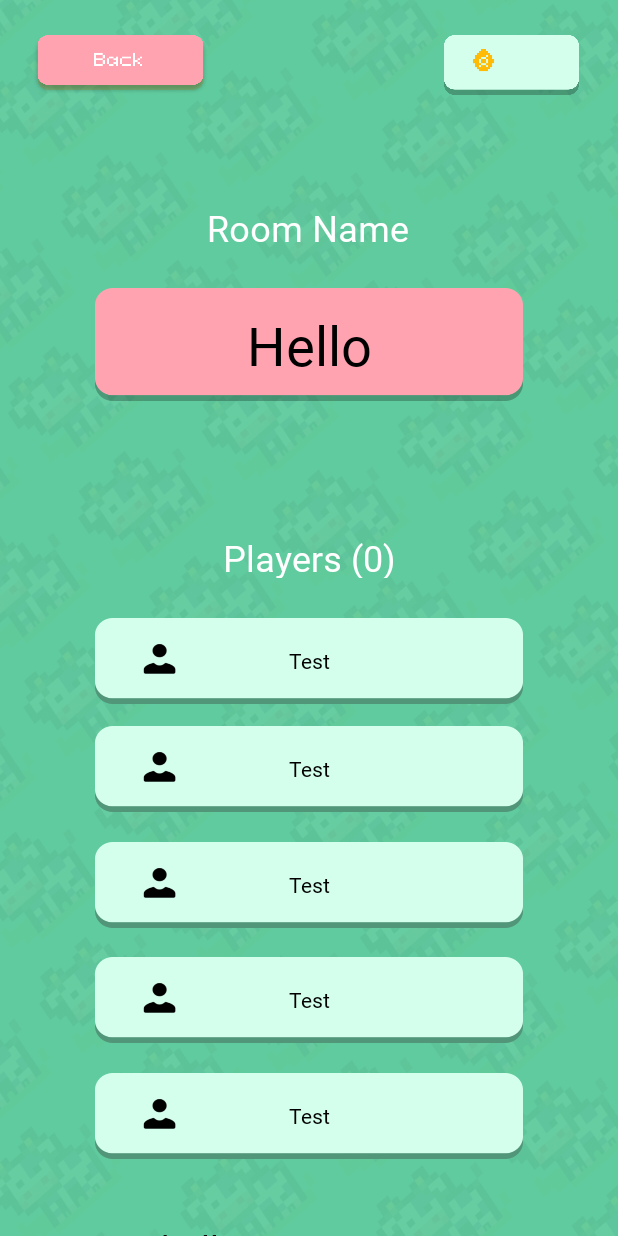
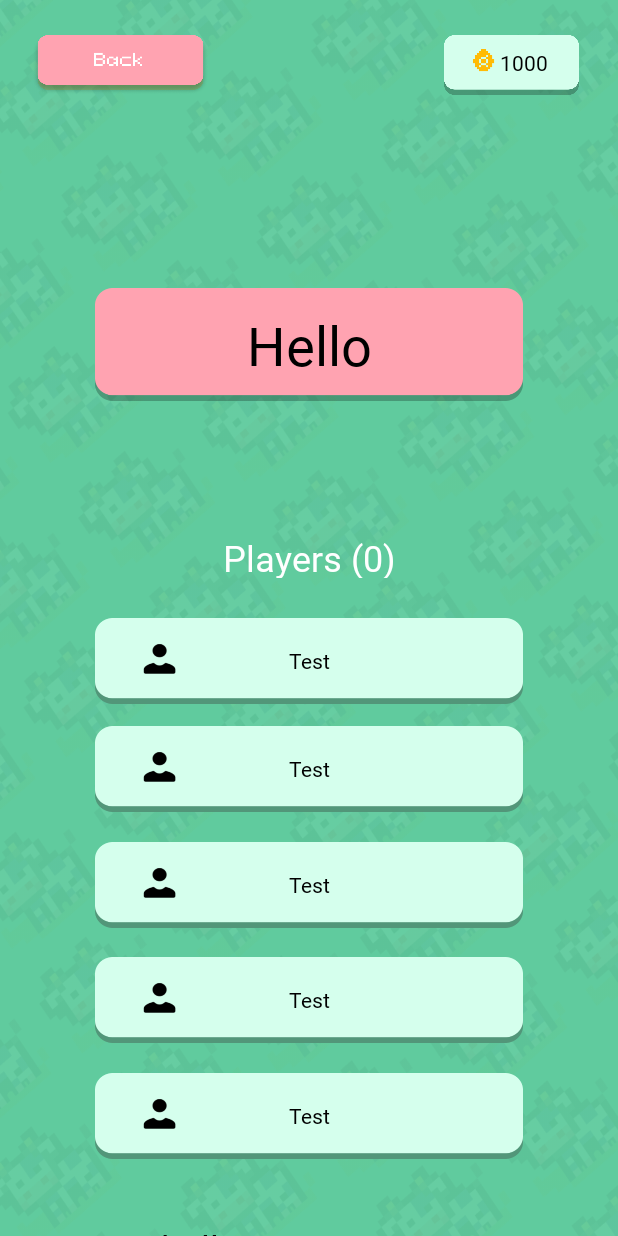
Before and after one commit to rappleit/MooMooLegends, an Android app: the layout hosting_new_room.xml on its own in the app's theme, with its tools: preview values and no code run, on a phone screen of 412 x 824 dp. Run offline under Robolectric (Android 15) with nearby library versions, the light colour scheme and no system bars.

Commit message:
Aligment Changes
Changed the Current Coins view to look better. Removed Activity.main for now

```diff
--- a/app/src/main/res/layout/hosting_new_room.xml
+++ b/app/src/main/res/layout/hosting_new_room.xml
@@ -45,26 +45,14 @@
             android:id="@+id/Current_coins"
             android:layout_width="wrap_content"
             android:layout_height="wrap_content"
-            android:layout_marginStart="35dp"
-            android:layout_marginTop="9dp"
+            android:layout_marginStart="42dp"
+            android:layout_marginTop="8.5dp"
             android:fontFamily="@font/pixeloid_sans"
             android:textColor="#000000"
-            android:textSize="14dp" />
+            android:textSize="14dp"
+            android:text = "1000"
+            />
     </FrameLayout>
-
-    <TextView
-        android:id="@+id/room_name"
-        android:layout_width="155dp"
-        android:layout_height="30dp"
-        android:layout_centerHorizontal="true"
-        android:layout_alignParentTop="true"
-        android:layout_marginTop="135dp"
-        android:gravity="center_horizontal|top"
-        android:fontFamily="@font/pixeloid_sans"
-        android:textSize="24sp"
-        android:textColor="#FFFFFF"
-        android:text="Room Name"
-        />
 
     <TextView
         android:id="@+id/room_name_text"
@@ -201,4 +189,5 @@
         android:gravity="center"
         />
 
+
 </RelativeLayout>
```
Also changed, not shown: app/src/main/res/layout/activity_main.xml (deleted, +0 -18 lines), app/src/main/res/layout/challenge_in_progress.xml (+5 -3 lines), app/src/main/res/layout/joining_private_room.xml (+5 -17 lines), app/src/main/res/layout/no_cow.xml (+5 -3 lines), app/src/main/res/layout/user_has_not_joined_room.xml (+6 -3 lines).
